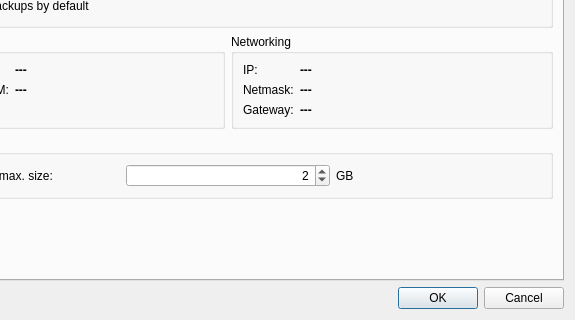
This is settingsdlg.ui in QubesOS/qubes-manager as Qt 5 draws it before an edit; both pictures show x 119 to 694 and y 163 to 483 of the 694 by 483 pixel window. The edited form follows.
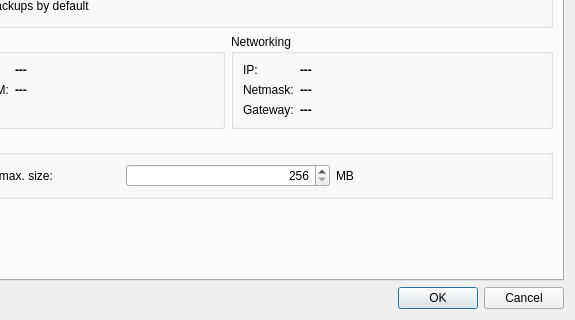
This is the edited form. Icons and pictures are not drawn.

Commit message: Changed private image setting step to 256 MB

The edit to the form file:
```diff
--- a/settingsdlg.ui
+++ b/settingsdlg.ui
@@ -171,18 +171,21 @@
               <property name="alignment">
                <set>Qt::AlignRight|Qt::AlignTrailing|Qt::AlignVCenter</set>
               </property>
+              <property name="minimum">
+               <number>256</number>
+              </property>
               <property name="maximum">
                <number>10000</number>
               </property>
               <property name="value">
-               <number>2</number>
+               <number>256</number>
               </property>
              </widget>
             </item>
             <item row="0" column="2">
              <widget class="QLabel" name="label_5">
               <property name="text">
-               <string>GB</string>
+               <string>MB</string>
               </property>
              </widget>
             </item>
```
Left out of the diff: 8 changed lines with no effect on the pictures. The commit also changes 1 other file.
